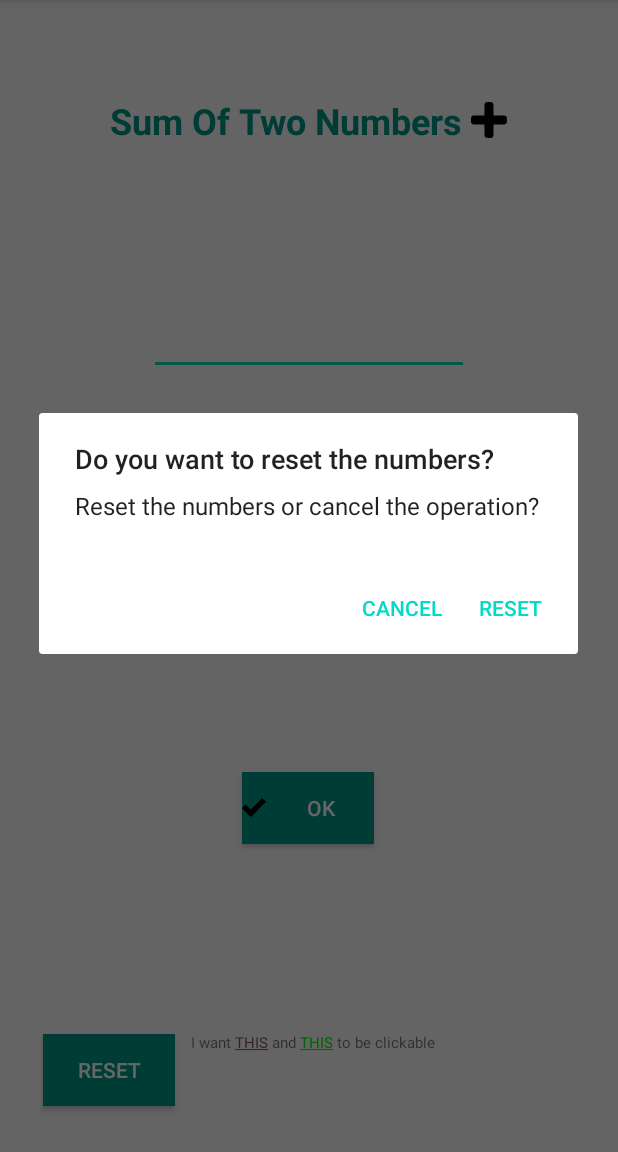
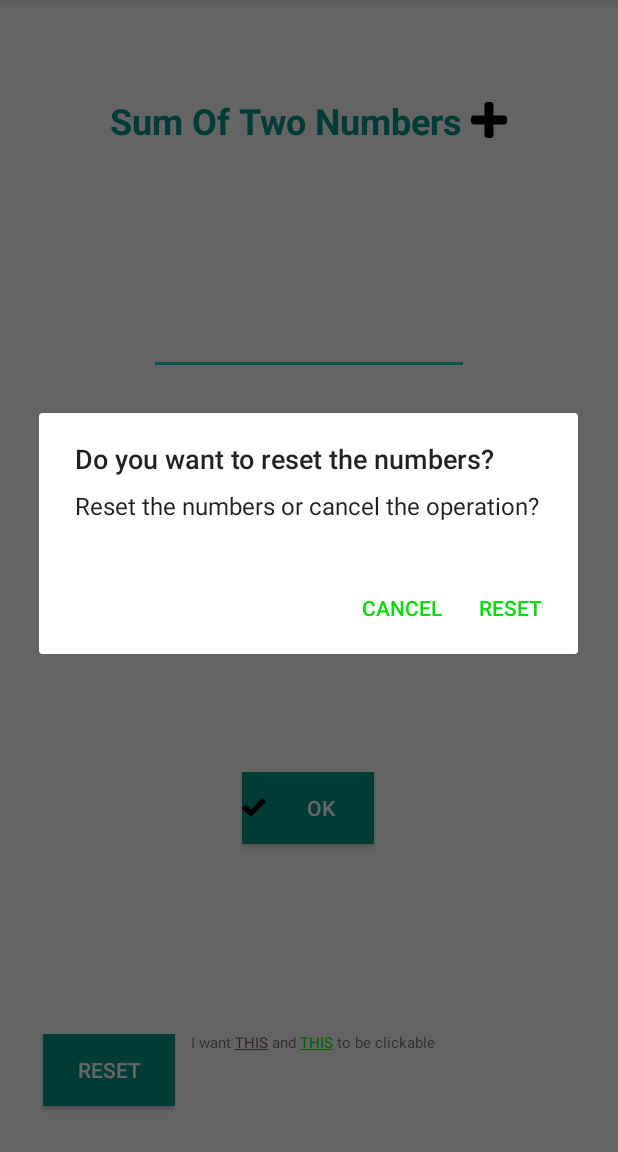
Before and after one commit to parilyak/AddNumbers, an Android app: the screen it shows after launch (MainActivity), after a tap on "RESET", on a phone screen of 412 x 824 dp, the part 84-1236 px from its top. Run offline under Robolectric (Android 15) with nearby library versions, the phone set to English and light mode, and no system bars.

Commit message:
Changed the alert dialog buttons' color

```diff
--- a/app/src/main/java/com/example/addnumbers/MainActivity.kt
+++ b/app/src/main/java/com/example/addnumbers/MainActivity.kt
@@ -1,7 +1,9 @@
 package com.example.addnumbers
 
+import android.annotation.SuppressLint
 import android.content.DialogInterface
 import android.graphics.Color
+import android.os.Build
 import android.os.Bundle
 import android.text.SpannableString
 import android.text.Spanned
@@ -11,8 +13,10 @@ import android.text.style.ForegroundColorSpan
 import android.text.style.URLSpan
 import android.view.View
 import android.widget.Toast
+import androidx.annotation.RequiresApi
 import androidx.appcompat.app.AlertDialog
 import androidx.appcompat.app.AppCompatActivity
+import androidx.core.content.ContextCompat
 import androidx.core.content.res.ResourcesCompat
 import kotlinx.android.synthetic.main.activity_main.*
 //import sun.jvm.hotspot.utilities.IntArray
@@ -39,22 +43,43 @@ class MainActivity : AppCompatActivity() {
             }
         }
 
+//        fun showBasicDialog(view: View?) {
+//            val builder = AlertDialog.Builder(this)
+//            builder.setTitle(R.string.alert_title)
+//            builder.setMessage(R.string.alert_message)
+//            builder.setCancelable(false)
+//            builder.setPositiveButton(R.string.reset, DialogInterface.OnClickListener {
+//                    dialog, id ->
+//                editNum1.setText(null)
+//                editNum2.setText(null)
+//                textResult.text = "Result: "
+//                Toast.makeText(this, R.string.clear_input, Toast.LENGTH_LONG).show()
+//            })
+//            builder.setNegativeButton(R.string.cancel, DialogInterface.OnClickListener {
+//                    dialog, id -> dialog.cancel()
+//            })
+//            builder.show()
+//        }
+
+        @SuppressLint("ResourceAsColor")
+        @RequiresApi(Build.VERSION_CODES.M)
         fun showBasicDialog(view: View?) {
-            val builder = AlertDialog.Builder(this)
-            builder.setTitle(R.string.alert_title)
-            builder.setMessage(R.string.alert_message)
-            builder.setCancelable(false)
-            builder.setPositiveButton(R.string.reset, DialogInterface.OnClickListener {
-                    dialog, id ->
+            val alertDialog = AlertDialog.Builder(this).create()
+            alertDialog.setTitle(getString((R.string.alert_title)))
+            alertDialog.setMessage(getString(R.string.alert_message))
+            alertDialog.setButton(AlertDialog.BUTTON_POSITIVE, getString(R.string.reset)
+            ) { dialog, which ->
                 editNum1.setText(null)
                 editNum2.setText(null)
                 textResult.text = "Result: "
-                Toast.makeText(this, R.string.clear_input, Toast.LENGTH_LONG).show()
-            })
-            builder.setNegativeButton(R.string.cancel, DialogInterface.OnClickListener {
-                    dialog, id -> dialog.cancel()
-            })
-            builder.show()
+                Toast.makeText(this, R.string.clear_input, Toast.LENGTH_LONG).show()}
+
+            alertDialog.setButton(AlertDialog.BUTTON_NEGATIVE, getString(R.string.cancel)
+            ) { dialog, which -> dialog.cancel() }
+
+            alertDialog.show()
+            alertDialog.getButton(AlertDialog.BUTTON_POSITIVE).setTextColor(ContextCompat.getColor(this, R.color.colorSalad))
+            alertDialog.getButton(AlertDialog.BUTTON_NEGATIVE).setTextColor(ContextCompat.getColor(this, R.color.colorSalad))
         }
 
         resetButton.setOnClickListener {
```
